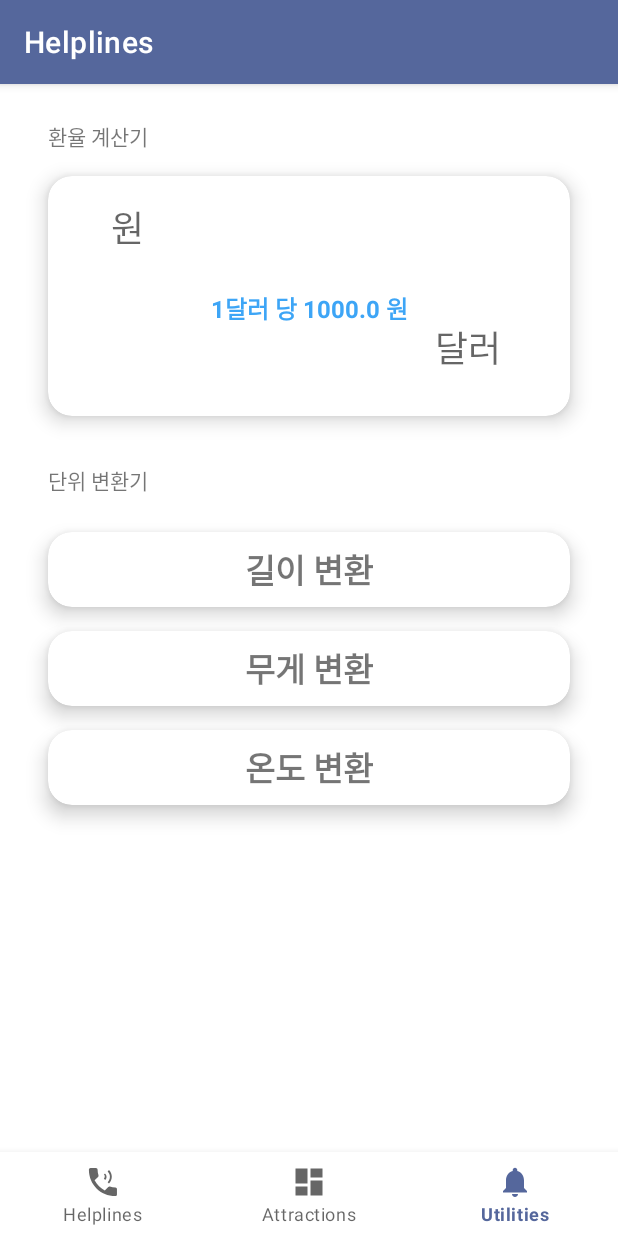
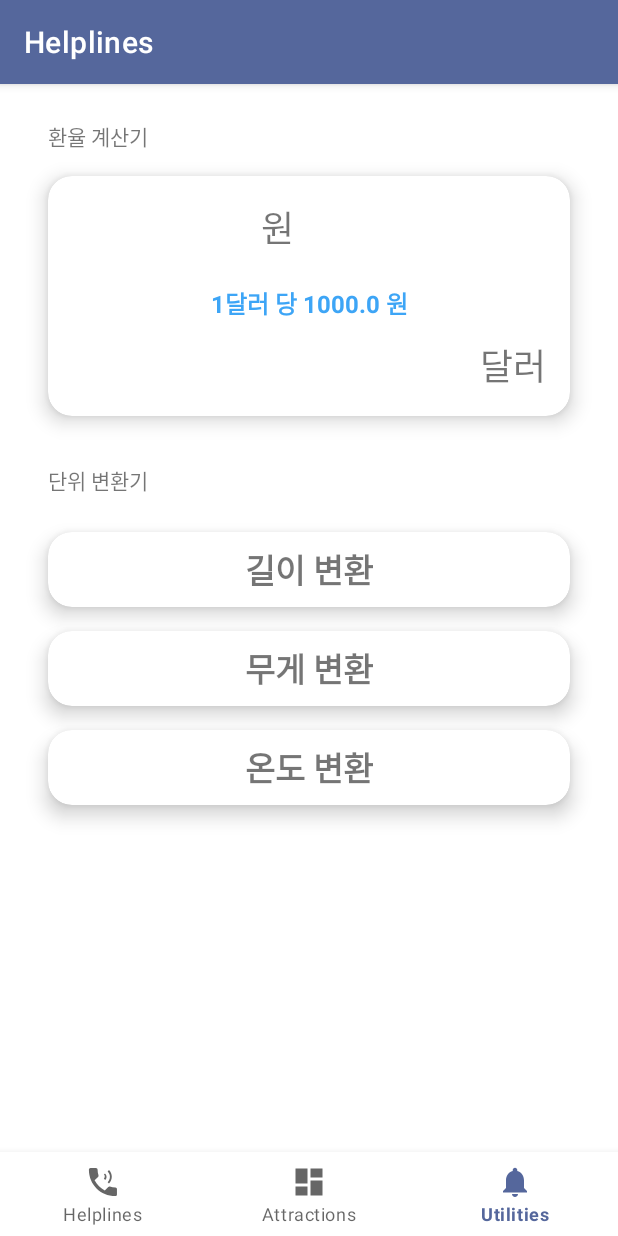
Before and after one commit to bamnamu/flow_camp, an Android app: the screen it shows after launch (MainActivity), item 3 of the bottom bar chosen, on a phone screen of 412 x 824 dp. Run offline under Robolectric (Android 15) with nearby library versions, the phone set to English and light mode, and no system bars; our stand-ins replace navigation-ui; pictures from the network do not load.

Commit message:
won, dollar

```diff
--- a/app/src/main/res/layout/fragment_notifications.xml
+++ b/app/src/main/res/layout/fragment_notifications.xml
@@ -45,7 +45,7 @@
             <!--            원 입력-->
             <EditText
                 android:id="@+id/won_input"
-                android:layout_width="wrap_content"
+                android:layout_width="100dp"
                 android:layout_height="wrap_content"
                 android:layout_alignParentStart="true"
                 android:layout_marginStart="26dp"
@@ -53,26 +53,39 @@
                 android:autofillHints="0"
                 android:background="@null"
                 android:gravity="top|start"
-                android:hint="원"
                 android:inputType="numberDecimal"
                 android:textSize="24sp" />
+
+            <TextView
+                android:id="@+id/won"
+                android:layout_width="wrap_content"
+                android:layout_height="wrap_content"
+                android:layout_toRightOf="@id/won_input"
+                android:text="원"
+                android:textSize="24sp"/>
 
             <!--            달러 입력-->
             <EditText
                 android:id="@+id/dollar_input"
-                android:layout_width="wrap_content"
+                android:layout_width="70dp"
                 android:layout_height="wrap_content"
-                android:layout_alignParentEnd="true"
                 android:layout_alignParentBottom="true"
                 android:layout_marginLeft="8dp"
-                android:layout_marginEnd="30dp"
-                android:layout_marginBottom="12dp"
+                android:layout_toLeftOf="@id/dollar"
                 android:autofillHints="0"
                 android:background="@null"
                 android:gravity="bottom|end"
-                android:hint="달러"
                 android:inputType="numberDecimal"
                 android:textSize="24sp" />
+
+            <TextView
+                android:id="@+id/dollar"
+                android:layout_width="wrap_content"
+                android:layout_height="wrap_content"
+                android:layout_alignParentBottom="true"
+                android:layout_alignParentRight="true"
+                android:text="달러"
+                android:textSize="24sp"/>
 
             <!--            구분선-->
             <TextView
```
